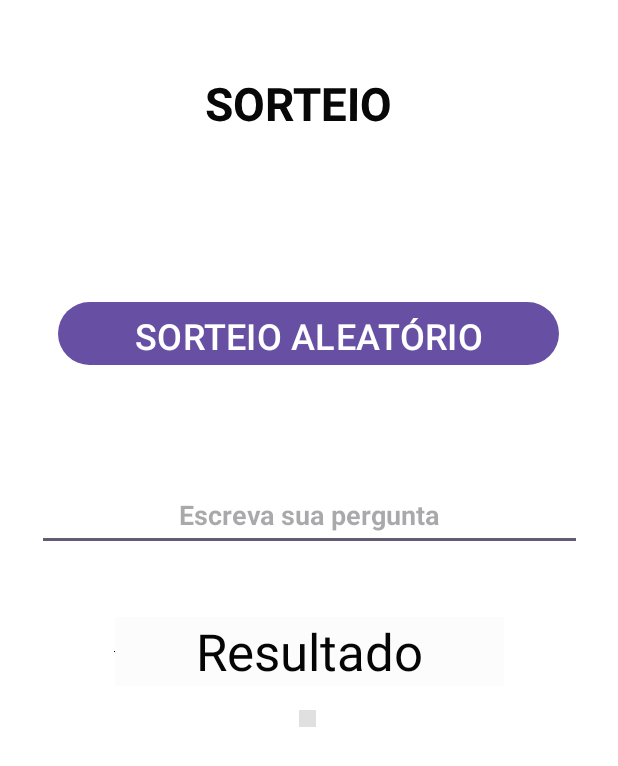
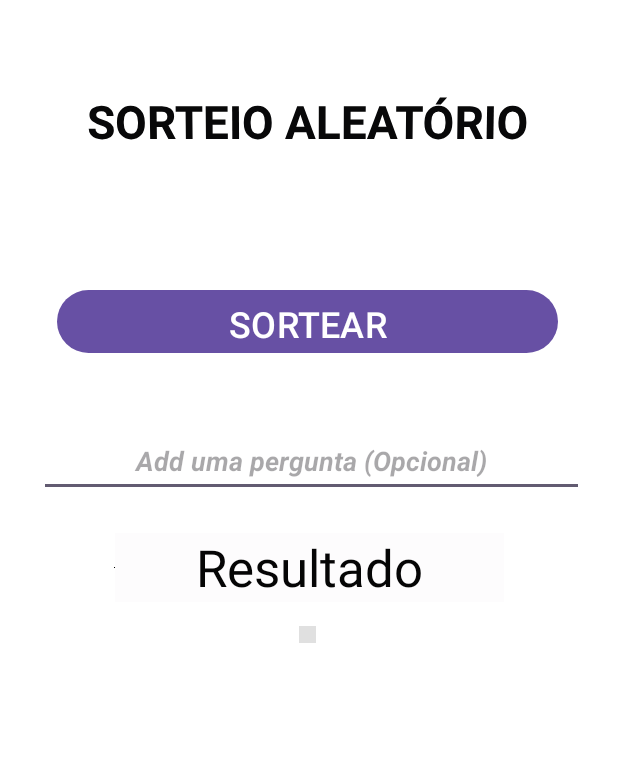
Before and after one commit to lennonfusca/projetogit, an Android app: the screen it shows after launch (MainActivity), on a phone screen of 412 x 824 dp. Shown: the top 766 px of the screen. Run offline under Robolectric (Android 15) with nearby library versions, the phone set to English and light mode, and no system bars.

Commit message:
atualizão do app de sorteo de amigos]

```diff
--- a/app/build.gradle.kts
+++ b/app/build.gradle.kts
@@ -25,6 +25,7 @@ android {
                 "proguard-rules.pro"
             )
         }
+
     }
     compileOptions {
         sourceCompatibility = JavaVersion.VERSION_1_8
@@ -45,4 +46,5 @@ dependencies {
     testImplementation(libs.junit)
     androidTestImplementation(libs.androidx.junit)
     androidTestImplementation(libs.androidx.espresso.core)
+    implementation("com.airbnb.android:lottie:5.0.3")
 }
--- a/app/src/main/java/com/example/aplicativo_lennon/MainActivity.kt
+++ b/app/src/main/java/com/example/aplicativo_lennon/MainActivity.kt
@@ -3,6 +3,7 @@ package com.example.aplicativo_lennon
 import android.os.Bundle
 import android.os.Handler
 import android.os.Looper
+import androidx.core.content.ContextCompat
 import android.view.View
 import android.widget.Button
 import android.widget.ImageView
@@ -11,14 +12,25 @@ import androidx.appcompat.app.AppCompatActivity
 import androidx.core.view.ViewCompat
 import androidx.core.view.WindowInsetsCompat
 
+
+
 class MainActivity : AppCompatActivity() {
     private lateinit var handler: Handler
     private var nomes = listOf(
         "Gabriel" to R.drawable.gabriel,
         "Raul" to R.drawable.raul,
-        "lennon" to R.drawable.lennon,
+        "Lennon" to R.drawable.lennon,
 
     )
+
+    data class Particle(
+        var x: Float,
+        var y: Float,
+        var velocityX: Float,
+        var velocityY: Float,
+        var life: Int
+    )
+
     private var running = false
 
     override fun onCreate(savedInstanceState: Bundle?) {
@@ -37,6 +49,9 @@ class MainActivity : AppCompatActivity() {
         val button = findViewById<Button>(R.id.button2)
         val showButton = false
 
+        val ganhou = findViewById<View>(R.id.ganhou2)
+        val showGanhou = false
+
 
 
         if (showButton) {
@@ -44,12 +59,23 @@ class MainActivity : AppCompatActivity() {
         } else {
             button.visibility = View.GONE
         }
+        if (showGanhou) {
+            ganhou.visibility = View.VISIBLE
+        } else {
+            ganhou.visibility = View.GONE
+        }
+
     }
 
     fun sortear(view: View) {
         if (running) return // Impede múltiplos cliques
         val textoResultado = findViewById<TextView>(R.id.text_resultado)
+        val textoCarregando = findViewById<Button>(R.id.button)
+
         val imageView = findViewById<ImageView>(R.id.imageView4) // Adicionando ImageView
+        val ganhou = findViewById<View>(R.id.ganhou2)
+        ganhou.visibility = View.GONE
+
         imageView.layoutParams.width = 500 // Define a largura da imagem em pixels
         imageView.layoutParams.height = 500 // Define a altura da imagem em pixels
 
@@ -64,9 +90,12 @@ class MainActivity : AppCompatActivity() {
                 val (nome, imagem) = nomes[index]
                 textoResultado.text = nome
                 imageView.setImageResource(imagem)
+                textoCarregando.text = "CARREGANDO..."
+                textoCarregando.setBackgroundColor(ContextCompat.getColor(this@MainActivity, R.color.green))
                 imageView.visibility = View.VISIBLE // Mostra a imagem
                 index = (index + 1) % nomes.size
                 if (running) {
+
                     handler.postDelayed(this, delay)
                 } else {
                     // Quando a rotação parar, mostra o nome final
@@ -77,6 +106,9 @@ class MainActivity : AppCompatActivity() {
 
                     // Exibe o botão de reiniciar
                     val botaoReiniciar = findViewById<Button>(R.id.button2)
+                    textoCarregando.setBackgroundColor(ContextCompat.getColor(this@MainActivity, R.color.lilas))
+                    textoCarregando.text = "SORTEAR"
+
                     botaoReiniciar.visibility = View.VISIBLE
                 }
             }
@@ -85,14 +117,18 @@ class MainActivity : AppCompatActivity() {
         // Inicia a rotação
         handler.post(roletaRunnable)
 
+
         // Para a rotação após um tempo
         handler.postDelayed({
             running = false
+            ganhou.visibility = View.VISIBLE
         }, 3000L) // Tempo de rotação (3 segundos)
+
     }
 
     fun reiniciar(view: View) {
         val textoResultado = findViewById<TextView>(R.id.text_resultado)
+        val ganhou = findViewById<View>(R.id.ganhou2)
         val imageView = findViewById<ImageView>(R.id.imageView4) // Adicionando ImageView
 
         textoResultado.text = "Vazio"
@@ -100,6 +136,7 @@ class MainActivity : AppCompatActivity() {
 
         // Esconde o botão de reiniciar
         val botaoReiniciar = findViewById<Button>(R.id.button2)
+        ganhou.visibility = View.GONE
         botaoReiniciar.visibility = View.GONE
     }
 
--- a/app/src/main/res/layout/activity_main.xml
+++ b/app/src/main/res/layout/activity_main.xml
@@ -19,14 +19,14 @@
         android:id="@+id/textView"
         android:layout_width="366dp"
         android:layout_height="41dp"
-        android:layout_marginTop="48dp"
+        android:layout_marginTop="60dp"
         android:background="#3F51B5"
         android:backgroundTint="#FBFFFFFF"
         android:foregroundTint="#805555"
         android:rotationX="-3"
         android:shadowColor="#4CAF50"
         android:soundEffectsEnabled="true"
-        android:text="Sorteio"
+        android:text="SORTEIO ALEATÓRIO"
         android:textAlignment="center"
         android:textAllCaps="true"
         android:textAppearance="@style/TextAppearance.AppCompat.Body1"
@@ -39,7 +39,7 @@
         android:visibility="visible"
         app:autoSizeTextType="uniform"
         app:layout_constraintEnd_toEndOf="parent"
-        app:layout_constraintHorizontal_bias="0.355"
+        app:layout_constraintHorizontal_bias="0.481"
         app:layout_constraintStart_toStartOf="parent"
         app:layout_constraintTop_toTopOf="parent"
         tools:visibility="visible" />
@@ -48,12 +48,12 @@
         android:id="@+id/button"
         android:layout_width="334dp"
         android:layout_height="50dp"
-        android:layout_marginTop="108dp"
+        android:layout_marginTop="88dp"
         android:onClick="sortear"
-        android:text="SORTEIO ALEATÓRIO"
+        android:text="SORTEAR"
         android:textSize="24sp"
         app:layout_constraintEnd_toEndOf="parent"
-        app:layout_constraintHorizontal_bias="0.493"
+        app:layout_constraintHorizontal_bias="0.491"
         app:layout_constraintStart_toStartOf="parent"
         app:layout_constraintTop_toBottomOf="@+id/textView" />
 
@@ -61,7 +61,7 @@
         android:id="@+id/text_resultado"
         android:layout_width="259dp"
         android:layout_height="46dp"
-        android:layout_marginTop="44dp"
+        android:layout_marginTop="24dp"
         android:background="#FFFFFF"
         android:backgroundTint="#89FBFAFB"
         android:text="Resultado"
@@ -80,26 +80,26 @@
         android:id="@+id/button2"
         android:layout_width="101dp"
         android:layout_height="46dp"
-        android:layout_marginTop="36dp"
+        android:layout_marginTop="20dp"
         android:onClick="reiniciar"
         android:text="Limpar"
         app:layout_constraintEnd_toEndOf="parent"
-        app:layout_constraintHorizontal_bias="0.498"
         app:layout_constraintStart_toStartOf="parent"
-        app:layout_constraintTop_toBottomOf="@+id/imageView4" />
+        app:layout_constraintTop_toBottomOf="@+id/ganhou2" />
 
     <EditText
         android:id="@+id/name"
         android:layout_width="363dp"
         android:layout_height="48dp"
-        android:layout_marginTop="72dp"
+        android:layout_marginTop="44dp"
         android:ems="10"
-        android:hint="Escreva sua pergunta"
+        android:hint="Add uma pergunta (Opcional)"
         android:labelFor="@id/textView"
         android:textAlignment="center"
         android:textAllCaps="false"
-        android:textStyle="bold"
+        android:textStyle="bold|italic"
         app:layout_constraintEnd_toEndOf="parent"
+        app:layout_constraintHorizontal_bias="0.533"
         app:layout_constraintStart_toStartOf="parent"
         app:layout_constraintTop_toBottomOf="@+id/button" />
 
@@ -114,4 +114,20 @@
         app:layout_constraintTop_toBottomOf="@+id/text_resultado"
         app:srcCompat="?attr/actionBarDivider" />
 
+    <TextView
+        android:id="@+id/ganhou2"
+        android:layout_width="176dp"
+        android:layout_height="40dp"
+        android:layout_marginTop="28dp"
+        android:text="GANHOU"
+        android:textAlignment="center"
+        android:textColor="#5DAF4C"
+        android:textSize="24sp"
+        android:textStyle="bold"
+        app:layout_constraintEnd_toEndOf="parent"
+        app:layout_constraintHorizontal_bias="0.497"
+        app:layout_constraintStart_toStartOf="parent"
+        app:layout_constraintTop_toBottomOf="@+id/imageView4"
+        tools:text="GANHOU" />
+
 </androidx.constraintlayout.widget.ConstraintLayout>
--- a/app/src/main/res/values/colors.xml
+++ b/app/src/main/res/values/colors.xml
@@ -2,4 +2,6 @@
 <resources>
     <color name="black">#FF000000</color>
     <color name="white">#FFFFFFFF</color>
+    <color name="green">#228B22</color>
+    <color name="lilas">#ff6750a4</color>
 </resources>
```
